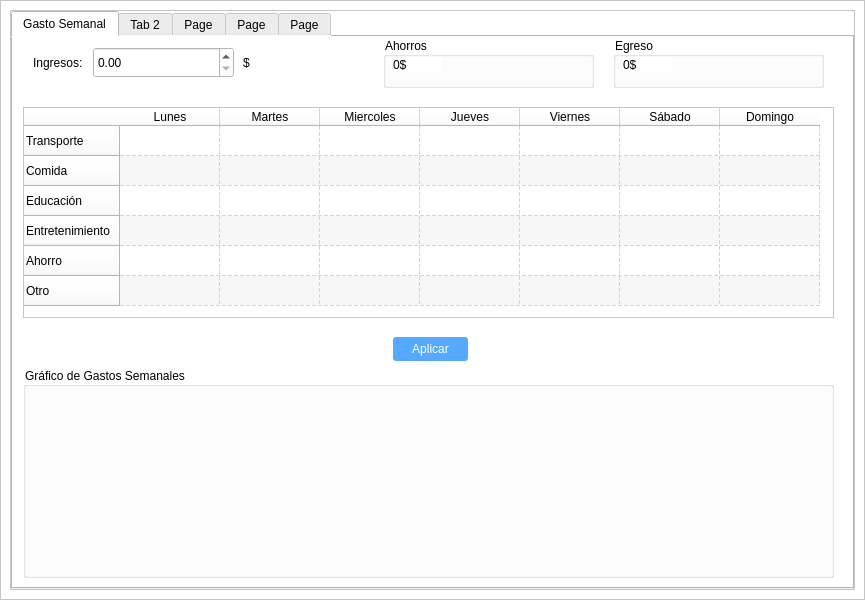
First picture: the form in ventanas/finanzas.ui, repository Danico19827/SLI_Trabajo_Final, before the edit.
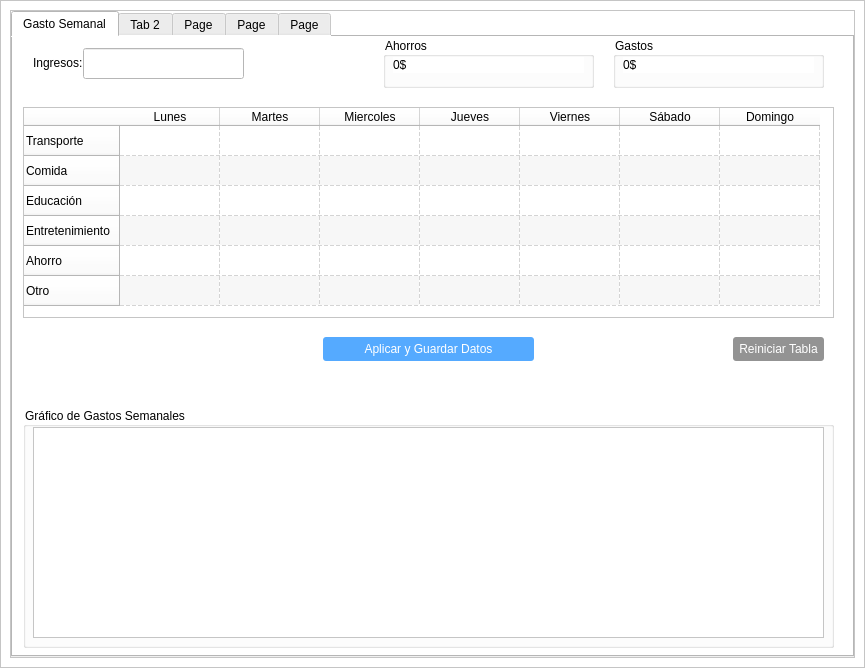
Second picture: the form after the edit.

Commit message: Avance Finanzas

```diff
--- a/ventanas/finanzas.ui
+++ b/ventanas/finanzas.ui
@@ -7,7 +7,7 @@
     <x>0</x>
     <y>0</y>
     <width>865</width>
-    <height>600</height>
+    <height>668</height>
    </rect>
   </property>
   <property name="windowTitle">
@@ -79,14 +79,30 @@
               <property name="geometry">
                <rect>
                 <x>10</x>
-                <y>330</y>
+                <y>370</y>
                 <width>811</width>
-                <height>211</height>
+                <height>241</height>
                </rect>
               </property>
               <property name="title">
                <string>Gráfico de Gastos Semanales</string>
               </property>
+              <widget class="QFrame" name="frameGrafico">
+               <property name="geometry">
+                <rect>
+                 <x>10</x>
+                 <y>20</y>
+                 <width>791</width>
+                 <height>211</height>
+                </rect>
+               </property>
+               <property name="frameShape">
+                <enum>QFrame::StyledPanel</enum>
+               </property>
+               <property name="frameShadow">
+                <enum>QFrame::Raised</enum>
+               </property>
+              </widget>
              </widget>
              <widget class="QTableWidget" name="tablaInput">
               <property name="geometry">
@@ -384,45 +400,19 @@
               <property name="text">
                <string>Ingresos:</string>
               </property>
-             </widget>
-             <widget class="QDoubleSpinBox" name="doubleSpinBox">
-              <property name="geometry">
-               <rect>
-                <x>80</x>
-                <y>10</y>
-                <width>141</width>
-                <height>31</height>
-               </rect>
+              <property name="margin">
+               <number>0</number>
               </property>
-              <property name="decimals">
-               <number>2</number>
-              </property>
-              <property name="maximum">
-               <double>10000000.990000000223517</double>
-              </property>
-              <property name="stepType">
-               <enum>QAbstractSpinBox::AdaptiveDecimalStepType</enum>
-              </property>
-             </widget>
-             <widget class="QLabel" name="label_2">
-              <property name="geometry">
-               <rect>
-                <x>230</x>
-                <y>10</y>
-                <width>21</width>
-                <height>31</height>
-               </rect>
-              </property>
-              <property name="text">
-               <string>$</string>
+              <property name="indent">
+               <number>-1</number>
               </property>
              </widget>
              <widget class="QPushButton" name="btnAplicar">
               <property name="geometry">
                <rect>
-                <x>380</x>
+                <x>310</x>
                 <y>300</y>
-                <width>75</width>
+                <width>211</width>
                 <height>24</height>
                </rect>
               </property>
@@ -438,7 +428,7 @@
 }</string>
               </property>
               <property name="text">
-               <string>Aplicar</string>
+               <string>Aplicar y Guardar Datos</string>
               </property>
              </widget>
              <widget class="QGroupBox" name="groupBox_2">
@@ -451,14 +441,14 @@
                </rect>
               </property>
               <property name="title">
-               <string>Egreso</string>
+               <string>Gastos</string>
               </property>
               <widget class="QLabel" name="label_3">
                <property name="geometry">
                 <rect>
                  <x>10</x>
                  <y>20</y>
-                 <width>49</width>
+                 <width>191</width>
                  <height>16</height>
                 </rect>
                </property>
@@ -484,7 +474,7 @@
                 <rect>
                  <x>10</x>
                  <y>20</y>
-                 <width>49</width>
+                 <width>191</width>
                  <height>16</height>
                 </rect>
                </property>
@@ -500,6 +490,61 @@
                 <y>50</y>
                 <width>351</width>
                 <height>16</height>
+               </rect>
+              </property>
+              <property name="font">
+               <font>
+                <pointsize>13</pointsize>
+               </font>
+              </property>
+              <property name="styleSheet">
+               <string notr="true">color: rgb(255, 0, 0)</string>
+              </property>
+              <property name="text">
+               <string/>
+              </property>
+             </widget>
+             <widget class="QPushButton" name="btnReiniciar">
+              <property name="geometry">
+               <rect>
+                <x>720</x>
+                <y>300</y>
+                <width>91</width>
+                <height>24</height>
+               </rect>
+              </property>
+              <property name="styleSheet">
+               <string notr="true">#btnReiniciar{
+	color: rgb(255, 255, 255);
+	background-color: rgb(147, 147, 147);
+	border-radius: 3px;	
+}
+
+#btnReiniciar:hover{
+	background-color: rgb(100, 100, 100);
+}</string>
+              </property>
+              <property name="text">
+               <string>Reiniciar Tabla</string>
+              </property>
+             </widget>
+             <widget class="QLineEdit" name="ingresosInput">
+              <property name="geometry">
+               <rect>
+                <x>70</x>
+                <y>11</y>
+                <width>161</width>
+                <height>31</height>
+               </rect>
+              </property>
+             </widget>
+             <widget class="QLabel" name="conclusion_txt">
+              <property name="geometry">
+               <rect>
+                <x>10</x>
+                <y>340</y>
+                <width>791</width>
+                <height>20</height>
                </rect>
               </property>
               <property name="text">
```
Left out of the diff: 33 changed lines with no effect on the pictures. The commit also changes 6 other files.
